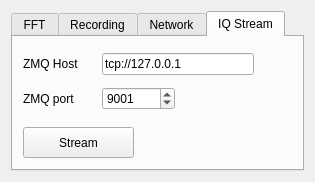
This is src/qtgui/audio_options.ui in gqrx-sdr/gqrx as Qt 5 draws it before an edit. The edited form follows.
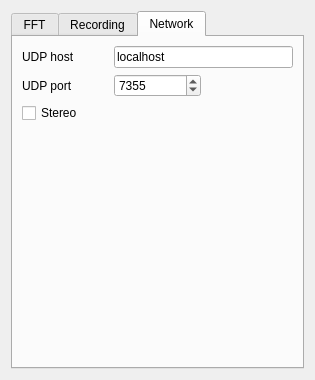
This is the edited form. Icons and pictures are not drawn. Custom widgets are drawn as their Qt base class.

```diff
--- a/src/qtgui/audio_options.ui
+++ b/src/qtgui/audio_options.ui
@@ -7,7 +7,7 @@
     <x>0</x>
     <y>0</y>
     <width>315</width>
-    <height>182</height>
+    <height>380</height>
    </rect>
   </property>
   <property name="windowTitle">
@@ -21,7 +21,7 @@
    <item>
     <widget class="QTabWidget" name="tabWidget">
      <property name="currentIndex">
-      <number>3</number>
+      <number>2</number>
      </property>
      <widget class="QWidget" name="tab0">
       <attribute name="title">
@@ -299,9 +299,6 @@
        </item>
        <item>
         <spacer name="verticalSpacer_2">
-         <property name="orientation">
-          <enum>Qt::Orientation::Vertical</enum>
-         </property>
          <property name="sizeHint" stdset="0">
           <size>
            <width>20</width>
@@ -312,115 +309,6 @@
        </item>
       </layout>
      </widget>
-     <widget class="QWidget" name="tab3">
-      <attribute name="title">
-       <string>IQ Stream</string>
-      </attribute>
-      <widget class="QWidget" name="layoutWidget">
-       <property name="geometry">
-        <rect>
-         <x>10</x>
-         <y>10</y>
-         <width>231</width>
-         <height>71</height>
-        </rect>
-       </property>
-       <layout class="QGridLayout" name="gridLayoutZMQ">
-        <item row="1" column="0">
-         <widget class="QLabel" name="portLabelZMQ">
-          <property name="sizePolicy">
-           <sizepolicy hsizetype="Minimum" vsizetype="Preferred">
-            <horstretch>0</horstretch>
-            <verstretch>0</verstretch>
-           </sizepolicy>
-          </property>
-          <property name="toolTip">
-           <string>Network port to stream to</string>
-          </property>
-          <property name="text">
-           <string>ZMQ port</string>
-          </property>
-         </widget>
-        </item>
-        <item row="1" column="1">
-         <widget class="QSpinBox" name="ZmqPort">
-          <property name="toolTip">
-           <string>Network port to stream to</string>
-          </property>
-          <property name="minimum">
-           <number>1</number>
-          </property>
-          <property name="maximum">
-           <number>65535</number>
-          </property>
-          <property name="value">
-           <number>9001</number>
-          </property>
-         </widget>
-        </item>
-        <item row="0" column="1" colspan="2">
-         <widget class="QLineEdit" name="ZmqHost">
-          <property name="toolTip">
-           <string>Network host to stream to</string>
-          </property>
-          <property name="text">
-           <string>tcp://127.0.0.1</string>
-          </property>
-         </widget>
-        </item>
-        <item row="0" column="0">
-         <widget class="QLabel" name="hostLabelZMQ">
-          <property name="sizePolicy">
-           <sizepolicy hsizetype="Minimum" vsizetype="Preferred">
-            <horstretch>0</horstretch>
-            <verstretch>0</verstretch>
-           </sizepolicy>
-          </property>
-          <property name="toolTip">
-           <string>Network host to stream to</string>
-          </property>
-          <property name="text">
-           <string>ZMQ Host</string>
-          </property>
-         </widget>
-        </item>
-       </layout>
-      </widget>
-      <widget class="QPushButton" name="zmqStream">
-       <property name="geometry">
-        <rect>
-         <x>10</x>
-         <y>90</y>
-         <width>111</width>
-         <height>31</height>
-        </rect>
-       </property>
-       <property name="sizePolicy">
-        <sizepolicy hsizetype="MinimumExpanding" vsizetype="Preferred">
-         <horstretch>0</horstretch>
-         <verstretch>0</verstretch>
-        </sizepolicy>
-       </property>
-       <property name="toolTip">
-        <string>Lock panadapter and waterfall sliders together</string>
-       </property>
-       <property name="statusTip">
-        <string>Lock panadapter and waterfall sliders together</string>
-       </property>
-       <property name="text">
-        <string>Stream</string>
-       </property>
-       <property name="checkable">
-        <bool>true</bool>
-       </property>
-       <property name="checked">
-        <bool>false</bool>
-       </property>
-       <property name="autoDefault">
-        <bool>false</bool>
-       </property>
-      </widget>
-     </widget>
     </widget>
    </item>
   </layout>
```
Left out of the diff: 18 changed lines with no effect on the pictures.
